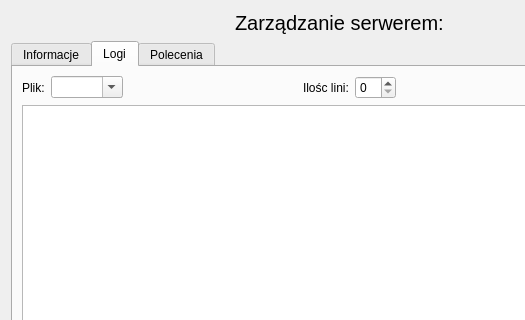
First picture: the form in manager/app/ui/dialogServerManage.ui, repository milyges/linux-server-tools, before the edit; both pictures show x 0 to 525 and y 0 to 320 of the 678 by 593 pixel window.
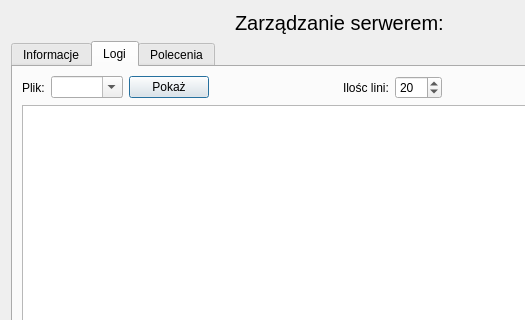
Second picture: the form after the edit. The open tabs and pages were chosen to show the change.

Commit message: Dodano zalążek obsługi wczytywania logów

```diff
--- a/manager/app/ui/dialogServerManage.ui
+++ b/manager/app/ui/dialogServerManage.ui
@@ -355,6 +355,13 @@
            </property>
           </widget>
          </item>
+         <item>
+          <widget class="QPushButton" name="bntLoadLog">
+           <property name="text">
+            <string>Pokaż</string>
+           </property>
+          </widget>
+         </item>
          <item>
           <spacer name="horizontalSpacer_10">
            <property name="orientation">
@@ -376,7 +383,17 @@
           </widget>
          </item>
          <item>
-          <widget class="QSpinBox" name="sbLogLines"/>
+          <widget class="QSpinBox" name="sbLogLines">
+           <property name="minimum">
+            <number>1</number>
+           </property>
+           <property name="maximum">
+            <number>200</number>
+           </property>
+           <property name="value">
+            <number>20</number>
+           </property>
+          </widget>
          </item>
          <item>
           <spacer name="horizontalSpacer_9">
```
The commit also changes 2 other files.
